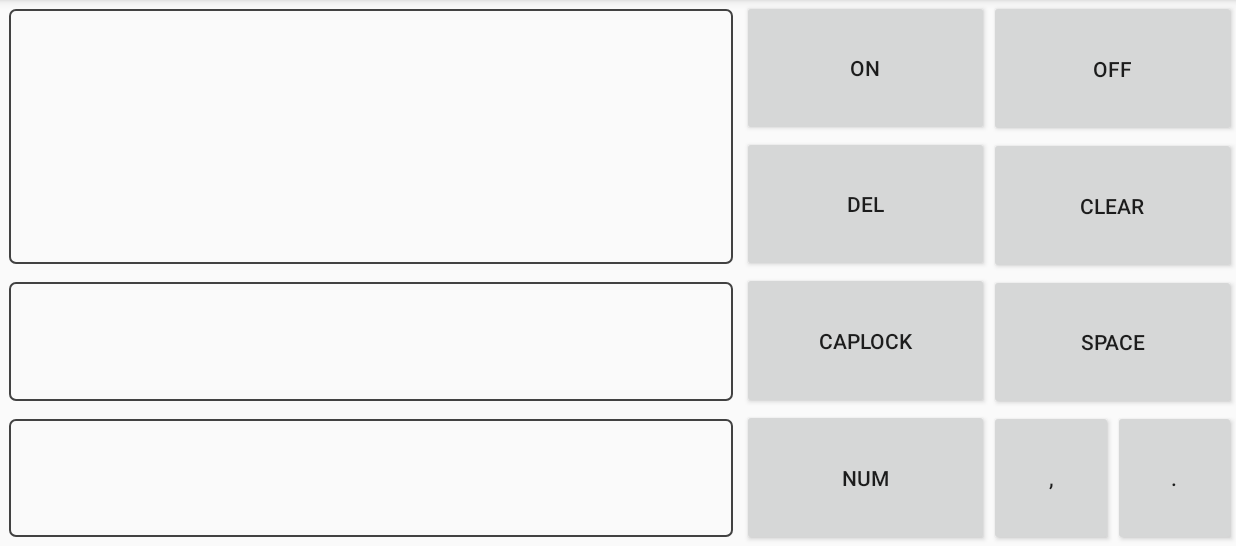
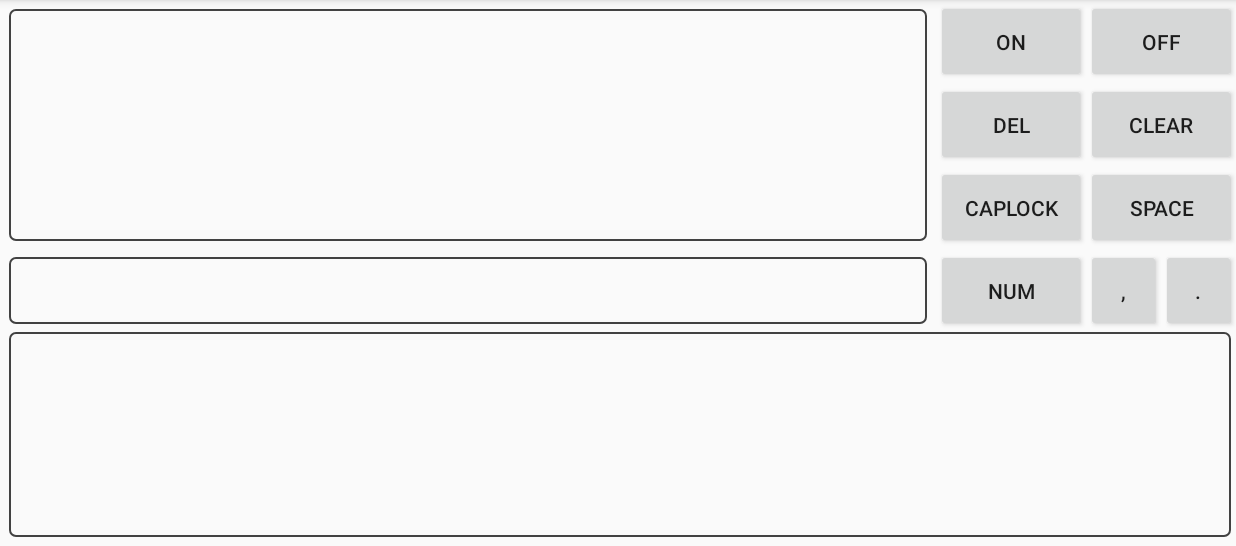
Before and after one commit to SSMC-Lab/GestureRecognition, an Android app: the screen it shows after launch (InputActivity), on a phone screen of 824 x 412 dp (held sideways), the part 72-618 px from its top. Run offline under Robolectric (Android 15) with nearby library versions, the phone set to English and light mode, and no system bars; 3 statements that could not run were skipped.

Commit message:
fixed bug

```diff
--- a/app/src/main/java/com/example/monster/airgesture/ui/InputActivity.java
+++ b/app/src/main/java/com/example/monster/airgesture/ui/InputActivity.java
@@ -7,9 +7,11 @@ import android.support.v4.app.ActivityCompat;
 import android.support.v4.content.ContextCompat;
 import android.support.v7.widget.LinearLayoutManager;
 import android.support.v7.widget.RecyclerView;
+import android.text.InputType;
 import android.util.Log;
 import android.view.View;
 import android.widget.Button;
+import android.widget.EditText;
 import android.widget.TextView;
 
 import com.example.monster.airgesture.R;
@@ -20,6 +22,8 @@ import java.util.ArrayList;
 import java.util.List;
 import java.util.concurrent.ExecutorService;
 import java.util.concurrent.Executors;
+import java.util.regex.Matcher;
+import java.util.regex.Pattern;
 
 /**
  * Created by WelkinShadow on 2017/10/26.
@@ -29,9 +33,7 @@ public class InputActivity<T extends InputContract.Presenter> extends BaseActivi
     private TextView inputtedArea;
     private TextView inputStrokes;
     private RecyclerView candidateWordArea;
-    private
-    @IdRes
-    int[] buttons = {R.id.bt_on, R.id.bt_off, R.id.bt_del, R.id.bt_clear,
+    private @IdRes int[] buttons = {R.id.bt_on, R.id.bt_off, R.id.bt_del, R.id.bt_clear,
             R.id.bt_caplock, R.id.bt_space, R.id.bt_num, R.id.bt_comma, R.id.bt_period};
 
     private boolean isOn = false;
@@ -56,7 +58,7 @@ public class InputActivity<T extends InputContract.Presenter> extends BaseActivi
         @Override
         public void onClickItem(CandidateWord word) {
             setWord(word.getWord());
-            if (!isNumKeyboard){
+            if (!isNumKeyboard) {
                 clearStroke();
                 clearCandidateWord();
             }
@@ -134,24 +136,25 @@ public class InputActivity<T extends InputContract.Presenter> extends BaseActivi
 
     @Override
     public void delWord() {
-        CharSequence text = inputtedArea.getText();
-        int flag = 0;
-        for (int i = text.length() - 2; ; i--) {
-            if (i == 0) {//只有一个单词的情况
-                inputtedArea.clearComposingText();
-                break;
-            }
-            if (text.charAt(i) == ' ') {
-                text = text.subSequence(0, i);       //截取最后一个单词之前的字符串;
-                inputtedArea.setText(text);
-                break;
-            }
-        }
+        String text = inputtedArea.getText().toString();
+        //删除最后一个单词
+        text = text.replaceAll(" [^ ]+$", "");
+
+        //备用方法，删除最后一个字符
+        /*text = text.substring(0,text.length()-1);*/
+
+        inputtedArea.setText(text);
     }
 
     @Override
     public void setWord(String word) {
-        inputtedArea.append(word + " ");
+        String text = inputtedArea.getText().toString();
+        if (text != null && text.length() > 1) {
+            inputtedArea.append(" " + word);
+        } else {
+            inputtedArea.append(word);
+        }
+
     }
 
     @Override
@@ -269,6 +272,7 @@ public class InputActivity<T extends InputContract.Presenter> extends BaseActivi
                     clearInput();
                 }
                 showMessage("已清空");
+                break;
 
             case R.id.bt_comma:
                 setWord(", ");
@@ -283,9 +287,10 @@ public class InputActivity<T extends InputContract.Presenter> extends BaseActivi
                     delStroke();
                 } else if (inputText != null && inputText.length() > 0) {
                     delWord();
-                }else{
+                } else {
                     showMessage("已清空");
                 }
+                break;
 
             case R.id.bt_num:
                 clearStroke();
--- a/app/src/main/java/com/example/monster/airgesture/ui/InputPresenterImpl.java
+++ b/app/src/main/java/com/example/monster/airgesture/ui/InputPresenterImpl.java
@@ -36,7 +36,7 @@ public class InputPresenterImpl<V extends InputContract.View> extends BasePresen
         public void handleMessage(Message msg) {
             switch (msg.what) {
                 case Conditions.MESSAGE_PHASE_MODEL:
-                    if (!getView().isNumKeyboard()){
+                    if (!getView().isNumKeyboard()) {
                         int type = (int) msg.getData().getFloat(Conditions.TYPE);
                         Log.i(TAG, "receive gesture:" + type);
                         coding.append(type);
@@ -70,9 +70,9 @@ public class InputPresenterImpl<V extends InputContract.View> extends BasePresen
 
     @Override
     public void changeNumKeyboard() {
-        if (getView().isNumKeyboard()){
+        if (getView().isNumKeyboard()) {
             getView().setCandidateWord(new ArrayList<CandidateWord>());
-        }else{
+        } else {
             getView().setCandidateWord(db.getNum());
         }
     }
@@ -140,14 +140,16 @@ public class InputPresenterImpl<V extends InputContract.View> extends BasePresen
 
     @Override
     public void delStoker() {
-        Log.d(TAG,"coding length:" + coding.length());
-        if (coding.length() > 1) {
+        Log.d(TAG, "coding length:" + coding.length());
+        if (coding.length() > 0) {
             coding.delete(coding.length() - 1, coding.length());
             Log.d(TAG, "delete stoker,now coding = " + coding);
             findWord(coding.toString());
-        }else if (coding.length() == 1){
-            clearStoker();
         }
+
+//        if (coding.length() == 1) {
+//            clearStoker();
+//        }
     }
 
     private void copyTemplete(String templeteName) {
--- a/app/src/main/res/layout/layout_main.xml
+++ b/app/src/main/res/layout/layout_main.xml
@@ -1,130 +1,136 @@
 <?xml version="1.0" encoding="utf-8"?>
-<LinearLayout xmlns:android="http://schemas.android.com/apk/res/android"
+<RelativeLayout xmlns:android="http://schemas.android.com/apk/res/android"
     xmlns:app="http://schemas.android.com/apk/res-auto"
     xmlns:tools="http://schemas.android.com/tools"
     android:layout_width="match_parent"
     android:layout_height="match_parent"
-    android:orientation="horizontal">
+    android:orientation="vertical">
 
-    <LinearLayout
-        android:layout_width="match_parent"
-        android:layout_height="match_parent"
+
+    <Button
+        android:id="@+id/bt_off"
+        android:layout_width="100dp"
+        android:layout_height="@dimen/button_height"
+        android:layout_alignParentEnd="true"
+        android:layout_alignParentTop="true"
+        android:text="OFF" />
+
+    <Button
+        android:id="@+id/bt_on"
+        android:layout_width="@dimen/button_width"
+        android:layout_height="@dimen/button_height"
+        android:layout_alignParentTop="true"
+        android:layout_toStartOf="@+id/bt_off"
+        android:text="ON" />
+
+    <Button
+        android:id="@+id/bt_clear"
+        android:layout_width="@dimen/button_width"
+        android:layout_height="@dimen/button_height"
+        android:layout_alignParentEnd="true"
+        android:layout_below="@+id/bt_off"
+        android:text="CLEAR" />
+
+    <Button
+        android:id="@+id/bt_del"
+        android:layout_width="@dimen/button_width"
+        android:layout_height="@dimen/button_height"
+        android:text="DEL"
+        android:layout_alignBottom="@+id/bt_clear"
+        android:layout_toEndOf="@+id/inputted_area" />
+
+    <Button
+        android:id="@+id/bt_space"
+        android:layout_width="@dimen/button_width"
+        android:layout_height="@dimen/button_height"
+        android:layout_alignParentEnd="true"
+        android:layout_below="@+id/bt_clear"
+        android:text="SPACE" />
+
+    <Button
+        android:id="@+id/bt_caplock"
+        android:layout_width="@dimen/button_width"
+        android:layout_height="@dimen/button_height"
+
+        android:layout_alignBottom="@+id/bt_space"
+        android:layout_alignStart="@+id/bt_del"
+        android:text="CAPLOCK" />
+
+    <Button
+        android:id="@+id/bt_period"
+        android:layout_width="@dimen/small_button_width"
+        android:layout_height="@dimen/button_height"
+        android:layout_alignParentEnd="true"
+        android:layout_below="@+id/bt_space"
+        android:text="." />
+
+    <Button
+        android:id="@+id/bt_comma"
+        android:layout_width="@dimen/small_button_width"
+        android:layout_height="@dimen/button_height"
+        android:layout_below="@+id/bt_space"
+        android:layout_toStartOf="@+id/bt_period"
+        android:text="," />
+
+    <Button
+        android:id="@+id/bt_num"
+        android:layout_width="@dimen/button_width"
+        android:layout_height="@dimen/button_height"
+        android:layout_alignBottom="@+id/bt_comma"
+        android:layout_toStartOf="@+id/bt_comma"
+        android:text="NUM" />
+
+    <TextView
+        android:id="@+id/input_strokes"
+        android:layout_width="wrap_content"
+        android:layout_height="wrap_content"
+        android:layout_alignBottom="@+id/bt_comma"
+        android:layout_alignParentStart="true"
+        android:layout_marginBottom="5dp"
+        android:layout_marginTop="5dp"
+        android:layout_marginLeft="6dp"
+        android:layout_marginRight="6dp"
+        android:layout_toStartOf="@+id/bt_num"
+        android:background="@drawable/background"
+        android:padding="8dp"
+        android:text=""
+        android:textSize="22sp"
+        android:layout_below="@+id/inputted_area" />
+
+    <TextView
+        android:id="@+id/inputted_area"
+        android:layout_width="wrap_content"
+        android:layout_height="wrap_content"
+        android:layout_above="@+id/bt_comma"
+        android:layout_alignParentStart="true"
+        android:layout_alignParentTop="true"
+        android:layout_marginBottom="5dp"
+        android:layout_marginLeft="6dp"
+        android:layout_marginRight="6dp"
+        android:layout_marginTop="6dp"
+        android:layout_toStartOf="@+id/bt_on"
         android:layout_weight="1"
-        android:orientation="vertical">
+        android:background="@drawable/background"
+        android:gravity="top"
+        android:padding="12dp"
+        android:text=""
+        android:textSize="22sp" />
 
-        <TextView
-            android:layout_margin="6dp"
-            android:padding="12dp"
-            android:background="@drawable/background"
-            android:id="@+id/inputted_area"
-            android:layout_width="match_parent"
-            android:layout_height="match_parent"
-            android:layout_weight="2"
-            android:text=""
-            android:textSize="22sp" />
 
-        <TextView
-            android:layout_margin="6dp"
-            android:padding="12dp"
-            android:background="@drawable/background"
-            android:id="@+id/input_strokes"
-            android:layout_width="match_parent"
-            android:layout_height="match_parent"
-            android:layout_weight="3"
-            android:text=""
-            android:textSize="22sp" />
+    <android.support.v7.widget.RecyclerView
+        android:id="@+id/candidate_word"
+        android:scrollbarSize="5dp"
+        android:scrollbarAlwaysDrawHorizontalTrack="true"
+        android:layout_marginLeft="6dp"
+        android:layout_marginRight="3dp"
+        android:layout_marginBottom="6dp"
+        android:background="@drawable/background"
+        android:layout_width="wrap_content"
+        android:layout_height="wrap_content"
+        android:layout_alignParentBottom="true"
+        android:layout_alignParentEnd="true"
+        android:layout_alignParentStart="true"
+        android:layout_below="@+id/bt_num"
+        android:scrollbars="horizontal" />
 
-        <android.support.v7.widget.RecyclerView
-            android:layout_margin="6dp"
-
-            android:background="@drawable/background"
-            android:id="@+id/candidate_word"
-            android:layout_width="match_parent"
-            android:layout_height="match_parent"
-            android:layout_weight="3" />
-    </LinearLayout>
-
-    <LinearLayout
-        android:layout_width="match_parent"
-        android:layout_height="match_parent"
-        android:layout_weight="2"
-        android:orientation="vertical">
-
-        <Button
-            android:id="@+id/bt_on"
-            android:layout_width="match_parent"
-            android:layout_height="wrap_content"
-            android:layout_weight="1"
-            android:text="ON" />
-
-        <Button
-            android:id="@+id/bt_del"
-            android:layout_width="match_parent"
-            android:layout_height="wrap_content"
-            android:layout_weight="1"
-            android:text="DEL" />
-
-        <Button
-            android:id="@+id/bt_caplock"
-            android:layout_width="match_parent"
-            android:layout_height="wrap_content"
-            android:layout_weight="1"
-            android:text="CAPLOCK" />
-
-        <Button
-            android:id="@+id/bt_num"
-            android:layout_width="match_parent"
-            android:layout_height="wrap_content"
-            android:layout_weight="1"
-            android:text="NUM" />
-    </LinearLayout>
-
-    <LinearLayout
-        android:layout_width="match_parent"
-        android:layout_height="match_parent"
-        android:layout_weight="2"
-        android:orientation="vertical">
-
-        <Button
-            android:id="@+id/bt_off"
-            android:layout_width="match_parent"
-            android:layout_height="match_parent"
-            android:layout_weight="1"
-            android:text="OFF" />
-
-        <Button
-            android:id="@+id/bt_clear"
-            android:layout_width="match_parent"
-            android:layout_height="match_parent"
-            android:layout_weight="1"
-            android:text="CLEAR" />
-
-        <Button
-            android:id="@+id/bt_space"
-            android:layout_width="match_parent"
-            android:layout_height="match_parent"
-            android:layout_weight="1"
-            android:text="SPACE" />
-
-        <LinearLayout
-            android:layout_width="match_parent"
-            android:layout_height="match_parent"
-            android:layout_weight="1"
-            android:orientation="horizontal">
-
-            <Button
-                android:id="@+id/bt_comma"
-                android:layout_width="match_parent"
-                android:layout_height="match_parent"
-                android:layout_weight="1"
-                android:text="," />
-
-            <Button
-                android:id="@+id/bt_period"
-                android:layout_width="match_parent"
-                android:layout_height="match_parent"
-                android:layout_weight="1"
-                android:text="." />
-        </LinearLayout>
-    </LinearLayout>
-</LinearLayout>
+</RelativeLayout>
--- a/app/src/main/res/values/dimens.xml
+++ b/app/src/main/res/values/dimens.xml
@@ -2,4 +2,8 @@
     <!-- Default screen margins, per the Android Design guidelines. -->
     <dimen name="activity_horizontal_margin">16dp</dimen>
     <dimen name="activity_vertical_margin">16dp</dimen>
+
+    <dimen name="button_width">100dp</dimen>
+    <dimen name="small_button_width">50dp</dimen>
+    <dimen name="button_height">55dp</dimen>
 </resources>
```
Also changed, not shown: 9 other files.
